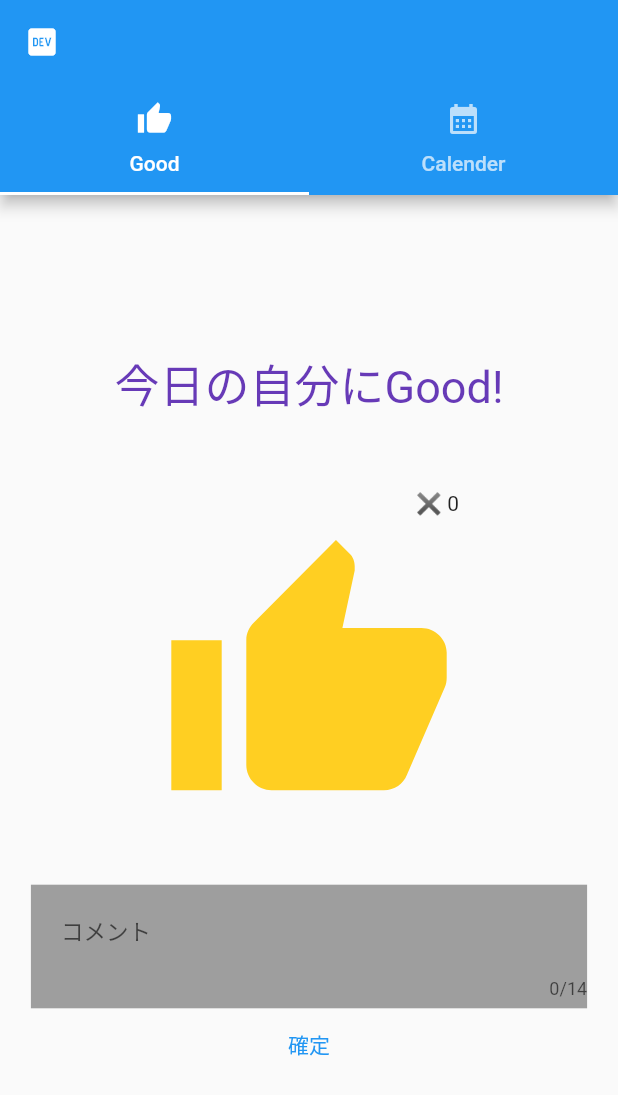
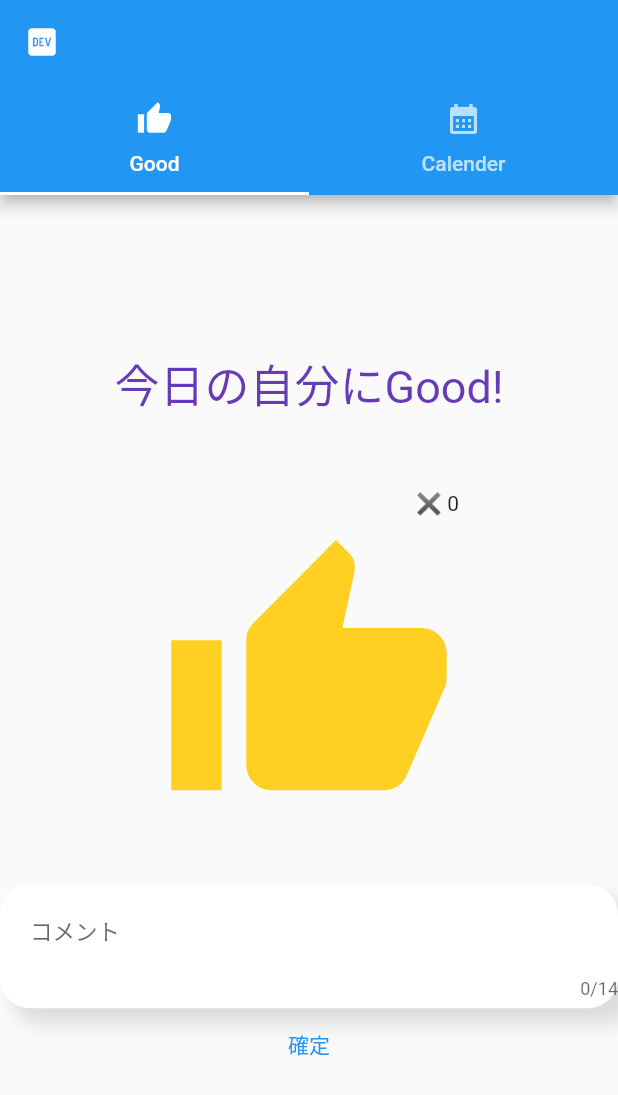
Before and after one commit to youten410/me-good, a Flutter app: the screen it shows after launch, on a phone screen of 412 x 824 dp. Shown: the top 1095 px of the screen. Run offline on Flutter 3.47's test engine with Material 2 defaults, Android fonts, the phone set to English and light mode, and no system bars; our stand-ins replace cloud_firestore, firebase_core, go_router, table_calendar; accounts and stored records are empty.

Commit message:
update : テキストフィールドのデザインを変更

```diff
--- a/lib/screens/good_screen.dart
+++ b/lib/screens/good_screen.dart
@@ -25,6 +25,7 @@ class _GoodScreenState extends State<GoodScreen> {
   void saveData(String date, int goodCount, String comment) async {
     CollectionReference users =
         FirebaseFirestore.instance.collection('UserGoodCounts');
+    // コレクション名は後でuserID(匿名)にする
 
     users.doc(date).set({'goodCount': goodCount, 'comment': comment});
   }
@@ -70,18 +71,32 @@ class _GoodScreenState extends State<GoodScreen> {
           SizedBox(
             height: 30,
           ),
-          Center(
+          Container(
+            decoration: BoxDecoration(
+              color: Colors.white,
+              borderRadius: BorderRadius.circular(20),
+              boxShadow: [
+                BoxShadow(
+                    color: Colors.black12,
+                    blurRadius: 10.0,
+                    spreadRadius: 1.0,
+                    offset: Offset(10, 10))
+              ],
+            ),
+            child: GestureDetector(
+                onTap: () {
+                  FocusScope.of(context).unfocus(); // キーボードを閉じる
+                },
                 child: Container(
-                width: MediaQuery.of(context).size.width * 0.9,
+                    width: MediaQuery.of(context).size.width * 1.0,
                     height: MediaQuery.of(context).size.width * 0.2,
-                color: Colors.grey,
                     alignment: Alignment.centerLeft,
                     child: TextFormField(
                         controller: _titleController,
                         decoration: InputDecoration(
-                      hintText: "コメント",
-                      hintStyle:
-                          TextStyle(fontSize: 15, fontWeight: FontWeight.w500),
+                          hintText: 'コメント',
+                          hintStyle: TextStyle(
+                              fontSize: 15, fontWeight: FontWeight.w500),
                           border: InputBorder.none,
                           contentPadding: EdgeInsets.only(left: 20.0),
                         ),
@@ -91,7 +106,7 @@ class _GoodScreenState extends State<GoodScreen> {
                         onChanged: (text) => setState(() {
                               _titleCompleted = text.isNotEmpty;
                               comment = _titleController.text.toString();
-                        }))),
+                            })))),
           ),
           Center(
             child: TextButton(
@@ -111,11 +126,9 @@ class _GoodScreenState extends State<GoodScreen> {
                             padding: EdgeInsets.only(top: 40.0),
                             height: MediaQuery.of(context).size.height,
                             child: Column(
-                              mainAxisAlignment:
-                                  MainAxisAlignment.start,
+                              mainAxisAlignment: MainAxisAlignment.start,
                               children: <Widget>[
                                 ListTile(
-                                    leading: Icon(Icons.info),
                                     title: Text('適当な文字列'),
                                     trailing: IconButton(
                                       icon: Icon(Icons.close),
```
Lines whose indentation alone changed are shown as unchanged.
